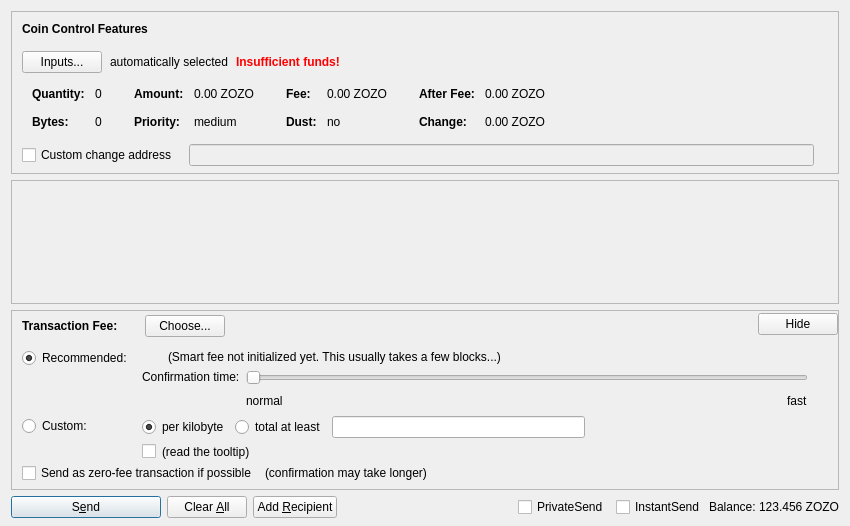
Qt form src/qt/forms/sendcoinsdialog.ui (ZoZoCoin/ZoZo-blockchain) before a commit.
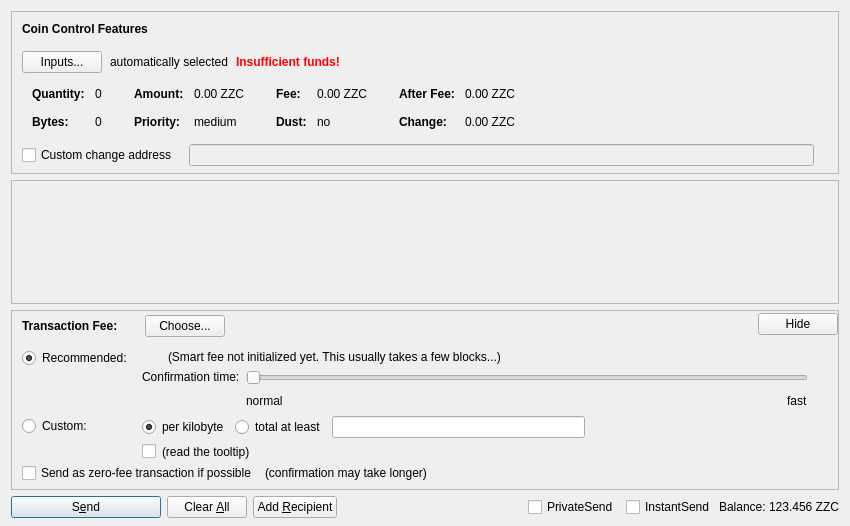
The same form after that commit. Custom widgets are drawn as their Qt base class.

Commit message: ZOZO to ZZC

```diff
--- a/src/qt/forms/sendcoinsdialog.ui
+++ b/src/qt/forms/sendcoinsdialog.ui
@@ -324,7 +324,7 @@
                   <enum>Qt::ActionsContextMenu</enum>
                  </property>
                  <property name="text">
-                  <string notr="true">0.00 ZOZO</string>
+                  <string notr="true">0.00 ZZC</string>
                  </property>
                  <property name="textInteractionFlags">
                   <set>Qt::LinksAccessibleByMouse|Qt::TextSelectableByKeyboard|Qt::TextSelectableByMouse</set>
@@ -404,7 +404,7 @@
                   <enum>Qt::ActionsContextMenu</enum>
                  </property>
                  <property name="text">
-                  <string notr="true">0.00 ZOZO</string>
+                  <string notr="true">0.00 ZZC</string>
                  </property>
                  <property name="textInteractionFlags">
                   <set>Qt::LinksAccessibleByMouse|Qt::TextSelectableByKeyboard|Qt::TextSelectableByMouse</set>
@@ -484,7 +484,7 @@
                   <enum>Qt::ActionsContextMenu</enum>
                  </property>
                  <property name="text">
-                  <string notr="true">0.00 ZOZO</string>
+                  <string notr="true">0.00 ZZC</string>
                  </property>
                  <property name="textInteractionFlags">
                   <set>Qt::LinksAccessibleByMouse|Qt::TextSelectableByKeyboard|Qt::TextSelectableByMouse</set>
@@ -513,7 +513,7 @@
                   <enum>Qt::ActionsContextMenu</enum>
                  </property>
                  <property name="text">
-                  <string notr="true">0.00 ZOZO</string>
+                  <string notr="true">0.00 ZZC</string>
                  </property>
                  <property name="textInteractionFlags">
                   <set>Qt::LinksAccessibleByMouse|Qt::TextSelectableByKeyboard|Qt::TextSelectableByMouse</set>
@@ -1366,7 +1366,7 @@
           <cursorShape>IBeamCursor</cursorShape>
          </property>
          <property name="text">
-          <string notr="true">123.456 ZOZO</string>
+          <string notr="true">123.456 ZZC</string>
          </property>
          <property name="textInteractionFlags">
           <set>Qt::LinksAccessibleByMouse|Qt::TextSelectableByKeyboard|Qt::TextSelectableByMouse</set>
```
The commit also changes 77 other files.
